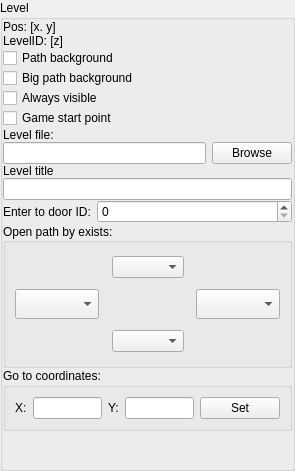
WohlSoft/Moondust-Project, file Editor/main_window/dock/wld_item_props.ui: the form before one commit.
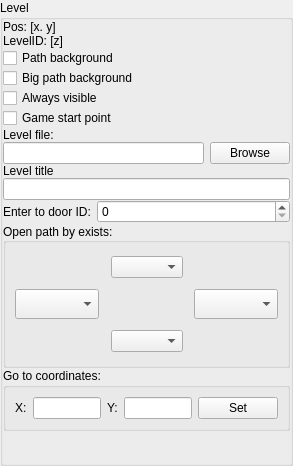
The form after the commit. Icons and pictures are not drawn.

Commit message: Editor: Fix for Z-Order warnings of uic on macOS

The edit to the form file:
```diff
--- a/Editor/main_window/dock/wld_item_props.ui
+++ b/Editor/main_window/dock/wld_item_props.ui
@@ -6,8 +6,8 @@
    <rect>
     <x>0</x>
     <y>0</y>
-    <width>295</width>
-    <height>471</height>
+    <width>293</width>
+    <height>466</height>
    </rect>
   </property>
   <property name="windowIcon">
@@ -227,94 +227,6 @@
             </layout>
            </widget>
           </item>
-          <item row="5" column="0" colspan="3">
-           <widget class="QFrame" name="frame_2">
-            <property name="minimumSize">
-             <size>
-              <width>0</width>
-              <height>30</height>
-             </size>
-            </property>
-            <property name="frameShape">
-             <enum>QFrame::NoFrame</enum>
-            </property>
-            <property name="frameShadow">
-             <enum>QFrame::Plain</enum>
-            </property>
-            <property name="lineWidth">
-             <number>0</number>
-            </property>
-            <layout class="QHBoxLayout" name="horizontalLayout_3">
-             <property name="spacing">
-              <number>0</number>
-             </property>
-             <property name="leftMargin">
-              <number>0</number>
-             </property>
-             <property name="topMargin">
-              <number>0</number>
-             </property>
-             <property name="rightMargin">
-              <number>0</number>
-             </property>
-             <property name="bottomMargin">
-              <number>0</number>
-             </property>
-             <item>
-              <spacer name="horizontalSpacer_3">
-               <property name="orientation">
-                <enum>Qt::Horizontal</enum>
-               </property>
-               <property name="sizeType">
-                <enum>QSizePolicy::Expanding</enum>
-               </property>
-               <property name="sizeHint" stdset="0">
-                <size>
-                 <width>72</width>
-                 <height>10</height>
-                </size>
-               </property>
-              </spacer>
-             </item>
-             <item>
-              <widget class="QComboBox" name="WLD_PROPS_ExitBottom">
-               <property name="toolTip">
-                <string comment="Condition to open path by direction (like on compass) when level is completed with different exit ways">Open the Southern (lower) path by exit type</string>
-               </property>
-               <property name="maxVisibleItems">
-                <number>50</number>
-               </property>
-               <property name="insertPolicy">
-                <enum>QComboBox::InsertAtBottom</enum>
-               </property>
-               <property name="sizeAdjustPolicy">
-                <enum>QComboBox::AdjustToContents</enum>
-               </property>
-              </widget>
-             </item>
-             <item>
-              <spacer name="horizontalSpacer_4">
-               <property name="orientation">
-                <enum>Qt::Horizontal</enum>
-               </property>
-               <property name="sizeType">
-                <enum>QSizePolicy::Expanding</enum>
-               </property>
-               <property name="sizeHint" stdset="0">
-                <size>
-                 <width>72</width>
-                 <height>10</height>
-                </size>
-               </property>
-              </spacer>
-             </item>
-            </layout>
-            <zorder>label_55</zorder>
-            <zorder>WLD_PROPS_ExitBottom</zorder>
-            <zorder>horizontalSpacer_3</zorder>
-            <zorder>horizontalSpacer_4</zorder>
-           </widget>
-          </item>
           <item row="2" column="1">
            <widget class="QLabel" name="label_55">
             <property name="minimumSize">
@@ -329,9 +241,6 @@
             <property name="alignment">
              <set>Qt::AlignCenter</set>
             </property>
-            <property name="indent">
-             <number>0</number>
-            </property>
            </widget>
           </item>
           <item row="2" column="0">
@@ -378,6 +287,90 @@
             </property>
            </widget>
           </item>
+          <item row="3" column="0" colspan="3">
+           <widget class="QFrame" name="frame_2">
+            <property name="minimumSize">
+             <size>
+              <width>0</width>
+              <height>30</height>
+             </size>
+            </property>
+            <property name="frameShape">
+             <enum>QFrame::NoFrame</enum>
+            </property>
+            <property name="frameShadow">
+             <enum>QFrame::Plain</enum>
+            </property>
+            <property name="lineWidth">
+             <number>0</number>
+            </property>
+            <layout class="QHBoxLayout" name="horizontalLayout_3">
+             <property name="spacing">
+              <number>0</number>
+             </property>
+             <property name="leftMargin">
+              <number>0</number>
+             </property>
+             <property name="topMargin">
+              <number>0</number>
+             </property>
+             <property name="rightMargin">
+              <number>0</number>
+             </property>
+             <property name="bottomMargin">
+              <number>0</number>
+             </property>
+             <item>
+              <spacer name="space_bottom_left">
+               <property name="orientation">
+                <enum>Qt::Horizontal</enum>
+               </property>
+               <property name="sizeType">
+                <enum>QSizePolicy::Expanding</enum>
+               </property>
+               <property name="sizeHint" stdset="0">
+                <size>
+                 <width>72</width>
+                 <height>10</height>
+                </size>
+               </property>
+              </spacer>
+             </item>
+             <item>
+              <widget class="QComboBox" name="WLD_PROPS_ExitBottom">
+               <property name="toolTip">
+                <string comment="Condition to open path by direction (like on compass) when level is completed with different exit ways">Open the Southern (lower) path by exit type</string>
+               </property>
+               <property name="maxVisibleItems">
+                <number>50</number>
+               </property>
+               <property name="insertPolicy">
+                <enum>QComboBox::InsertAtBottom</enum>
+               </property>
+               <property name="sizeAdjustPolicy">
+                <enum>QComboBox::AdjustToContents</enum>
+               </property>
+              </widget>
+             </item>
+             <item>
+              <spacer name="space_bottom_right">
+               <property name="orientation">
+                <enum>Qt::Horizontal</enum>
+               </property>
+               <property name="sizeType">
+                <enum>QSizePolicy::Expanding</enum>
+               </property>
+               <property name="sizeHint" stdset="0">
+                <size>
+                 <width>72</width>
+                 <height>10</height>
+                </size>
+               </property>
+              </spacer>
+             </item>
+            </layout>
+           </widget>
+          </item>
          </layout>
         </widget>
        </item>
```
Left out of the diff: 11 changed lines with no effect on the pictures.
